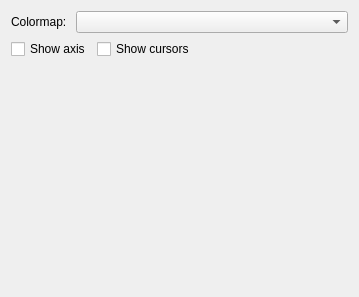
Old version of the form src/gui/controls_display_2d.ui in the repository NikEfth/SAvVy.
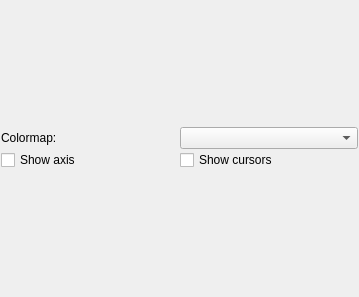
New version of the form.

Diff of the .ui file:
```diff
--- a/src/gui/controls_display_2d.ui
+++ b/src/gui/controls_display_2d.ui
@@ -13,30 +13,49 @@
   <property name="windowTitle">
    <string>Form</string>
   </property>
-  <layout class="QGridLayout" name="gridLayout">
-   <item row="0" column="0">
-    <layout class="QFormLayout" name="formLayout">
-     <item row="0" column="0">
+  <layout class="QVBoxLayout" name="verticalLayout_2">
+   <property name="spacing">
+    <number>1</number>
+   </property>
+   <property name="leftMargin">
+    <number>1</number>
+   </property>
+   <property name="topMargin">
+    <number>1</number>
+   </property>
+   <property name="rightMargin">
+    <number>1</number>
+   </property>
+   <property name="bottomMargin">
+    <number>1</number>
+   </property>
+   <item>
+    <layout class="QVBoxLayout" name="verticalLayout">
+     <item>
+      <layout class="QHBoxLayout" name="horizontalLayout_2">
+       <item>
       <widget class="QLabel" name="label">
        <property name="text">
         <string>Colormap: </string>
        </property>
       </widget>
      </item>
-     <item row="0" column="1">
+       <item>
       <widget class="QComboBox" name="cmb_colormap"/>
      </item>
-     <item row="1" column="0" colspan="2">
-      <layout class="QFormLayout" name="formLayout_2">
-       <item row="0" column="0">
-        <widget class="QCheckBox" name="checkBox">
+      </layout>
+     </item>
+     <item>
+      <layout class="QHBoxLayout" name="horizontalLayout">
+       <item>
+        <widget class="QCheckBox" name="chk_show_axis">
          <property name="text">
           <string>Show axis</string>
          </property>
         </widget>
        </item>
-       <item row="0" column="1">
-        <widget class="QCheckBox" name="checkBox_2">
+       <item>
+        <widget class="QCheckBox" name="chk_show_cursor">
          <property name="text">
           <string>Show cursors</string>
          </property>
```
Lines whose indentation alone changed are shown as unchanged.
